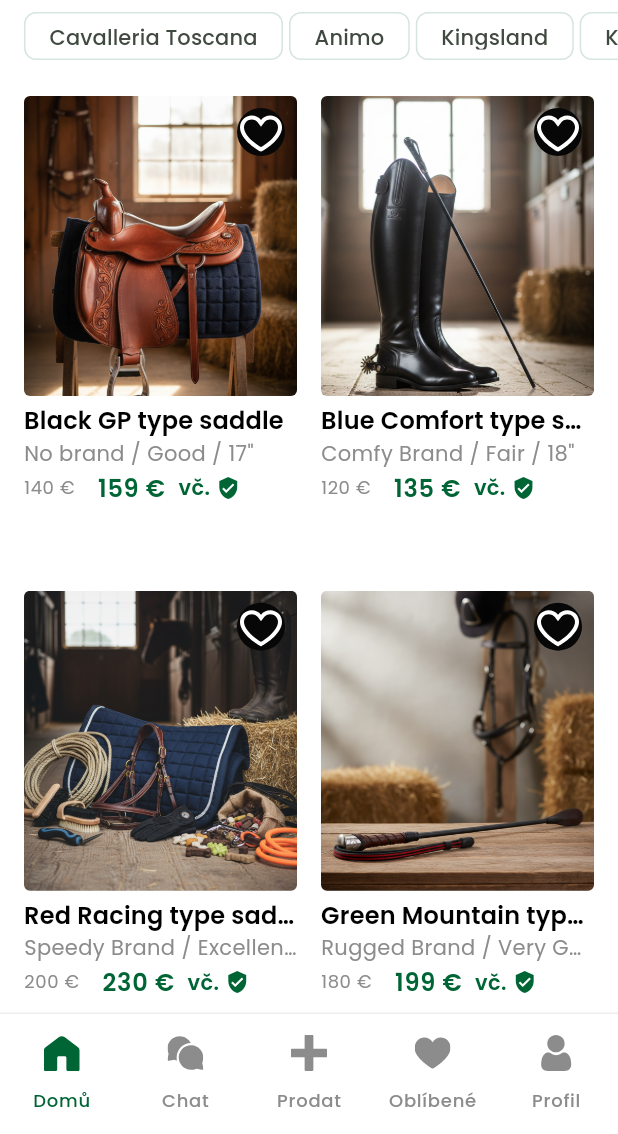
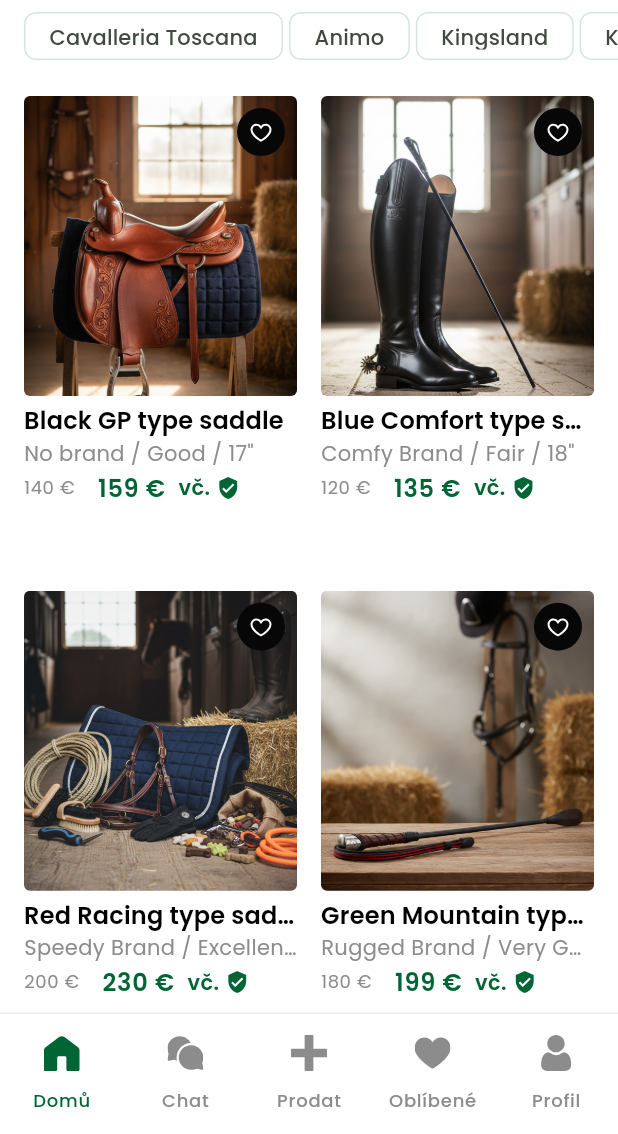
Before and after one commit to martintellinger/eqqu, a Flutter app: the HomeScreen screen opened by its route, on a phone screen of 412 x 824 dp, the part 102-1236 px from its top. Run offline on Flutter 3.47's test engine with Material 3 defaults, Android fonts, the phone set to English and light mode, and no system bars; our stand-ins replace flutter_svg.

Commit message:
Fix heart button: reduce icon to 16px and center in circle container
The SVG icon was too large (20px in a 32px circle) and not explicitly
centered, causing the background to disappear when toggled.

https://claude.ai/code/session_012waFykv5wBbLFNTaJFeXrN

```diff
--- a/lib/screens/home_screen.dart
+++ b/lib/screens/home_screen.dart
@@ -407,10 +407,11 @@ class _HomeBodyState extends State<_HomeBody> {
                             color: cs.secondaryContainer,
                             shape: BoxShape.circle,
                           ),
+                          alignment: Alignment.center,
                           child: SvgPicture.asset(
                             isFav ? 'assets/icons/Heart.svg' : 'assets/icons/HeartEmpty.svg',
-                            width: 20,
-                            height: 20,
+                            width: 16,
+                            height: 16,
                             colorFilter: ColorFilter.mode(
                               isFav ? Colors.red : cs.onSecondaryContainer,
                               BlendMode.srcIn,
```
